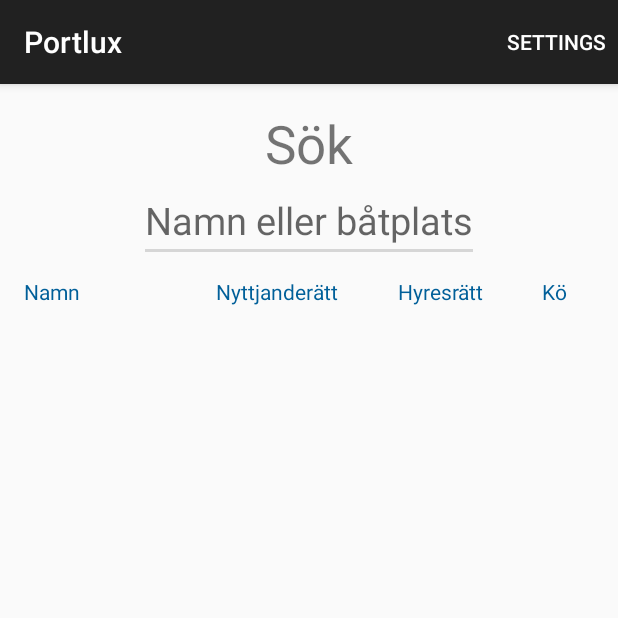
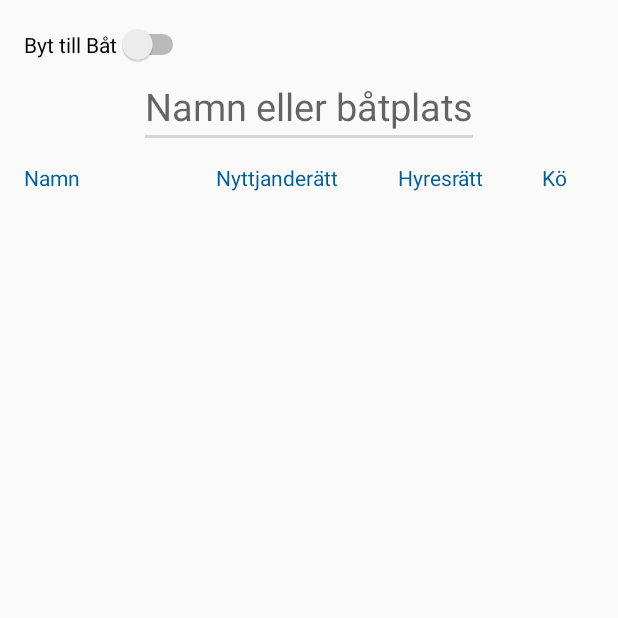
Before and after one commit to andreaspegelow/PortluxPocket, an Android app: the screen it shows after launch (SearchActivity), on a phone screen of 412 x 824 dp, the top half of it. Run offline under Robolectric (Android 15) with nearby library versions, the phone set to English and light mode, and no system bars; our stand-ins replace Volley; network calls fail.

Commit message:
You can now search for berth aswell as name and fixied initial loadig

```diff
--- a/PortluxPocket/app/src/main/java/com/portlux/portluxpocket/SearchActivity.java
+++ b/PortluxPocket/app/src/main/java/com/portlux/portluxpocket/SearchActivity.java
@@ -7,22 +7,32 @@ import android.os.Bundle;
 import android.support.v7.app.ActionBarActivity;
 import android.text.Editable;
 import android.text.TextWatcher;
+import android.util.Log;
 import android.view.Menu;
 import android.view.View;
 import android.widget.AdapterView;
 import android.widget.ArrayAdapter;
+import android.widget.CompoundButton;
 import android.widget.EditText;
 import android.widget.ListView;
+import android.widget.Switch;
 
+import java.beans.PropertyChangeEvent;
+import java.beans.PropertyChangeListener;
 import java.util.ArrayList;
 
 
-public class SearchActivity extends ActionBarActivity implements TextWatcher, AdapterView.OnItemClickListener {
+public class SearchActivity extends Activity implements TextWatcher, AdapterView.OnItemClickListener, CompoundButton.OnCheckedChangeListener, PropertyChangeListener{
     EditText searchField;
     ListView listView;
     SearchListAdapter listAdapter;
+    ArrayAdapter adapter;
+
     SearchModel model;
+    Switch switchButton;
     ArrayList<User> searchResult = new ArrayList<User>();
+    ArrayList search = new ArrayList();
+
 
     @Override
     protected void onCreate(Bundle savedInstanceState) {
@@ -32,16 +42,39 @@ public class SearchActivity extends ActionBarActivity implements TextWatcher, Ad
         startActivity(intent);
 
 
-
-        searchField = (EditText)findViewById(R.id.searchField);
+        searchField = (EditText) findViewById(R.id.searchField);
         searchField.addTextChangedListener(this);
-        listView = (ListView)findViewById(R.id.list);
+        listView = (ListView) findViewById(R.id.list);
         listView.setOnItemClickListener(this);
         listAdapter = new SearchListAdapter(getLayoutInflater());
         listView.setAdapter(listAdapter);
 
+        switchButton = (Switch) findViewById(R.id.switchSearchView);
+        switchButton.setOnCheckedChangeListener(this);
+        search.add("s");
+        search.add("e");
+        search.add("t");
+
+        adapter = new ArrayAdapter(this, android.R.layout.simple_list_item_1, search);
+
+
         //Create the model
         model = new SearchModel(this);
+        model.addChangeListener(this);
+
+
+
+    }
+
+    @Override
+    public void onPause() {
+        super.onPause();
+        Log.d("ds", "Paused");
+    }
+
+    @Override
+    public void onResume() {
+        super.onResume();
 
 
     }
@@ -66,7 +99,6 @@ public class SearchActivity extends ActionBarActivity implements TextWatcher, Ad
 
     @Override
     public void afterTextChanged(Editable s) {
-
         searchResult = model.search(searchField.getText().toString());
         listAdapter.updateData(searchResult);
     }
@@ -80,12 +112,38 @@ public class SearchActivity extends ActionBarActivity implements TextWatcher, Ad
         Intent intent = new Intent(this, DetailedViewActivity.class);
 
         //Put content
-        intent.putExtra("name",user.getName());
-        intent.putExtra("member",user.isMember());
-        intent.putExtra("phone",user.getCellphoneNumber());
+        intent.putExtra("name", user.getName());
+        intent.putExtra("member", user.isMember());
+        intent.putExtra("phone", user.getCellphoneNumber());
 
         // start the next Activity using your Intent
         startActivity(intent);
 
     }
+
+    @Override
+    public void onCheckedChanged(CompoundButton buttonView, boolean isChecked) {
+        if (isChecked) {
+            switchButton.setText("Byt till User");
+            listView.setAdapter(adapter);
+
+        } else {
+            switchButton.setText("Byt till Båt");
+            listView.setAdapter(listAdapter);
+        }
+
+    }
+
+    @Override
+    public void propertyChange(PropertyChangeEvent event) {
+        if(event.getNewValue().equals("done")){
+            //do an empty search and fill the list
+            searchResult = model.search("");
+            listAdapter.updateData(searchResult);
+        }
+
+
+
+
+    }
 }
--- a/PortluxPocket/app/src/main/res/layout/activity_search.xml
+++ b/PortluxPocket/app/src/main/res/layout/activity_search.xml
@@ -9,12 +9,13 @@
     android:paddingTop="@dimen/activity_vertical_margin"
     tools:context=".SearchActivity">
 
-    <TextView
+
+    <Switch
+        android:id="@+id/switchSearchView"
         android:layout_width="wrap_content"
         android:layout_height="wrap_content"
-        android:layout_gravity="center_horizontal"
-        android:text="@string/Search"
-        android:textSize="35sp" />
+        android:text="@string/switchView"/>
+
 
     <EditText
         android:id="@+id/searchField"
--- a/PortluxPocket/app/src/main/res/values/strings.xml
+++ b/PortluxPocket/app/src/main/res/values/strings.xml
@@ -23,4 +23,5 @@
     <string name="OwnershipTitle">Nyttjanderätt</string>
     <string name="rowQueue">4+</string>
     <string name="QueueTitle">Kö</string>
+    <string name="switchView">Byt till Båt</string>
 </resources>
```
Also changed, not shown: PortluxPocket/app/src/main/java/com/portlux/portluxpocket/SearchModel.java (+33 -5 lines).
